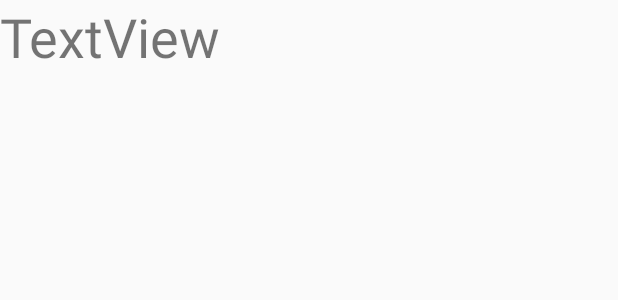
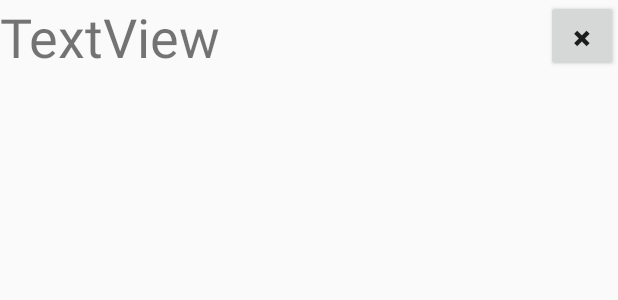
Before and after one commit to CaKe02/NoteApplication, an Android app: the layout adapter_row.xml on its own in the app's theme, with its tools: preview values and no code run, on a phone screen of 412 x 824 dp. Shown: the top 300 px of the screen. Run offline under Robolectric (Android 15) with nearby library versions, the phone set to English and light mode, and no system bars.

Commit message:
やったねたえちゃん！たぶんできたよ！ 二回目

```diff
--- a/app/src/main/java/jp/ac/seiko/kito/noteapplication/RecyclerView/ViewHolder.java
+++ b/app/src/main/java/jp/ac/seiko/kito/noteapplication/RecyclerView/ViewHolder.java
@@ -1,6 +1,7 @@
 package jp.ac.seiko.kito.noteapplication.RecyclerView;
 
 import android.view.View;
+import android.widget.Button;
 import android.widget.LinearLayout;
 import android.widget.TextView;
 
@@ -11,11 +12,15 @@ import jp.ac.seiko.kito.noteapplication.R;
 
 public class ViewHolder extends RecyclerView.ViewHolder {
     public TextView mTextViewTitle;
+    public TextView mTextViewTitleId;
+    public Button mButtonDelete;
     public LinearLayout mLinearLayoutTitle;
 
     public ViewHolder(@NonNull View itemView) {
         super(itemView);
         mTextViewTitle = itemView.findViewById(R.id.textView_title);
+        mTextViewTitleId = itemView.findViewById(R.id.textView_titleId);
+        mButtonDelete = itemView.findViewById(R.id.button_delete);
         mLinearLayoutTitle = itemView.findViewById(R.id.linearLayout_title);
     }
 }
--- a/app/src/main/res/layout/adapter_row.xml
+++ b/app/src/main/res/layout/adapter_row.xml
@@ -1,6 +1,6 @@
 <?xml version="1.0" encoding="utf-8"?>
 <LinearLayout xmlns:android="http://schemas.android.com/apk/res/android"
-    android:id="@+id/linearLayout_title"
+    android:id="@+id/linearLayout_row"
     android:layout_width="match_parent"
     android:layout_height="wrap_content"
     android:orientation="vertical">
@@ -10,18 +10,50 @@
         android:layout_height="wrap_content"
         android:orientation="horizontal">
 
+        <LinearLayout
+            android:id="@+id/linearLayout_title"
+            android:layout_width="wrap_content"
+            android:layout_height="match_parent"
+            android:orientation="horizontal">
+
             <TextView
                 android:id="@+id/textView_title"
-            android:layout_width="match_parent"
+                android:layout_width="wrap_content"
                 android:layout_height="wrap_content"
                 android:text="TextView"
                 android:textSize="36sp" />
 
             <TextView
-            android:id="@+id/textView_data"
+                android:id="@+id/textView_titleId"
                 android:layout_width="wrap_content"
                 android:layout_height="wrap_content"
+                android:text="TextView"
                 android:textSize="0sp" />
+
+            <Space
+                android:layout_width="64dp"
+                android:layout_height="wrap_content"
+                android:layout_weight="1" />
+
+        </LinearLayout>
+
+        <Space
+            android:layout_width="wrap_content"
+            android:layout_height="wrap_content"
+            android:layout_weight="1" />
+
+        <Button
+            android:id="@+id/button_delete"
+            android:layout_width="48dp"
+            android:layout_height="wrap_content"
+            android:layout_gravity="center"
+            android:text="✖"
+            android:textAlignment="center" />
+
+        <Space
+            android:layout_width="wrap_content"
+            android:layout_height="wrap_content"
+            android:layout_weight="0" />
 
     </LinearLayout>
 
```
Also changed, not shown: app/src/main/java/jp/ac/seiko/kito/noteapplication/DataBase/NoteDataBaseHelper.java (+75 -8 lines), app/src/main/java/jp/ac/seiko/kito/noteapplication/Fragments/EditingFragment.java (+27 -10 lines), app/src/main/java/jp/ac/seiko/kito/noteapplication/Fragments/MainFragment.java (+49 -17 lines), app/src/main/java/jp/ac/seiko/kito/noteapplication/MainActivity.java (+2 -6 lines), app/src/main/java/jp/ac/seiko/kito/noteapplication/RecyclerView/DataModel.java (+9 -0 lines), app/src/main/java/jp/ac/seiko/kito/noteapplication/RecyclerView/RVAdapter.java (+9 -2 lines). Lines whose indentation alone changed are shown as unchanged.
